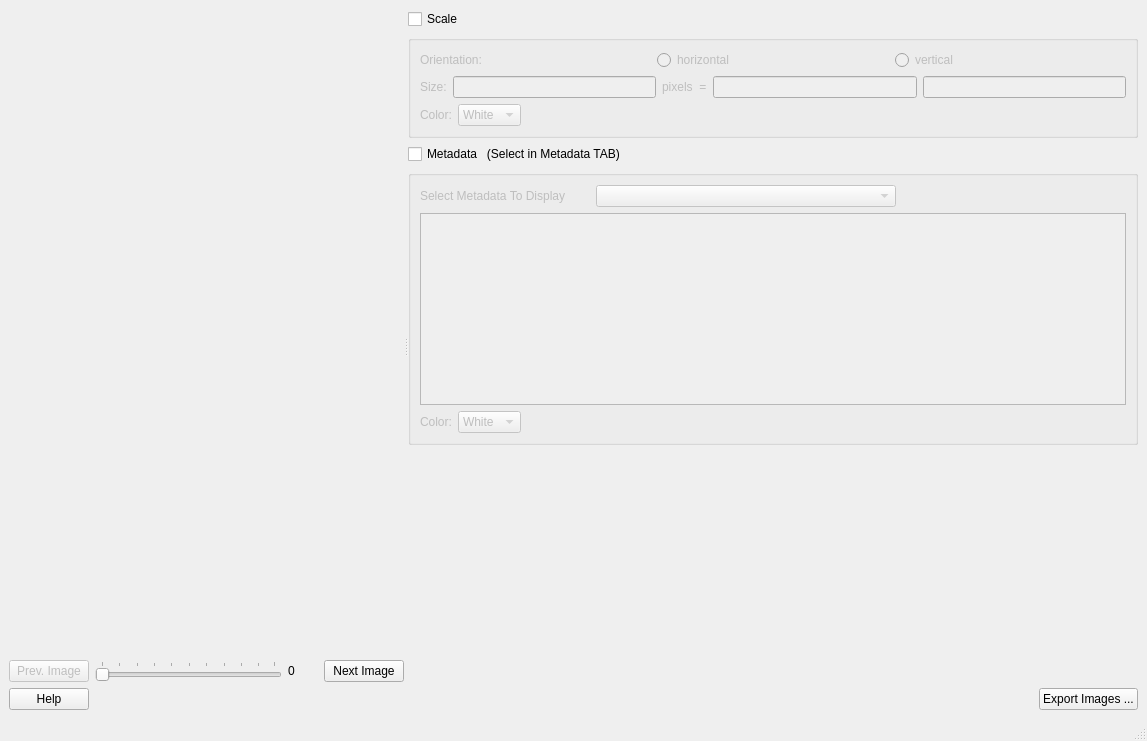
Above: ui/ui_metadata_overlapping_images.ui from neutronimaging/python_notebooks before the change. Below: the same form after it.
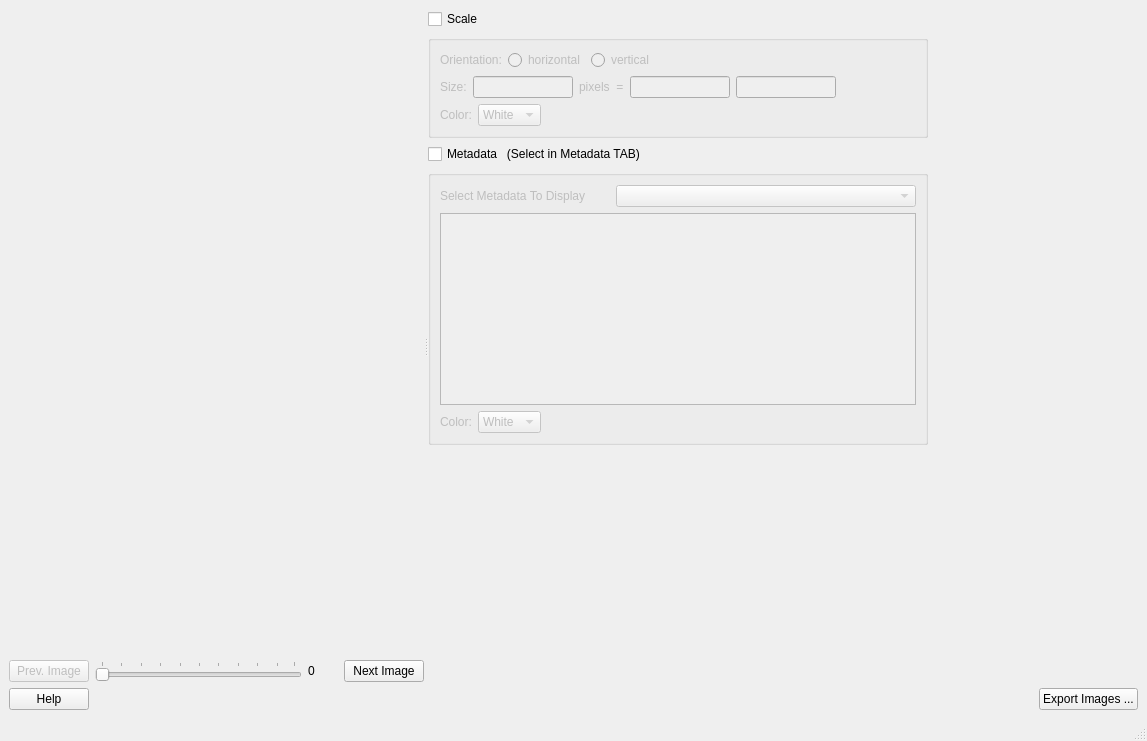
That is the form after the change.

Commit message: Initializing size of widgets

The edit to the form file:
```diff
--- a/ui/ui_metadata_overlapping_images.ui
+++ b/ui/ui_metadata_overlapping_images.ui
@@ -112,6 +112,12 @@
          <layout class="QVBoxLayout" name="verticalLayout_4">
           <item>
            <widget class="QCheckBox" name="checkBox">
+            <property name="maximumSize">
+             <size>
+              <width>400</width>
+              <height>16777215</height>
+             </size>
+            </property>
             <property name="text">
              <string>Scale</string>
             </property>
@@ -122,6 +128,18 @@
             <property name="enabled">
              <bool>false</bool>
             </property>
+            <property name="minimumSize">
+             <size>
+              <width>500</width>
+              <height>0</height>
+             </size>
+            </property>
+            <property name="maximumSize">
+             <size>
+              <width>500</width>
+              <height>16777215</height>
+             </size>
+            </property>
             <property name="title">
              <string/>
             </property>
@@ -149,6 +167,19 @@
                  </property>
                 </widget>
                </item>
+               <item>
+                <spacer name="horizontalSpacer_6">
+                 <property name="orientation">
+                  <enum>Qt::Horizontal</enum>
+                 </property>
+                 <property name="sizeHint" stdset="0">
+                  <size>
+                   <width>40</width>
+                   <height>20</height>
+                  </size>
+                 </property>
+                </spacer>
+               </item>
               </layout>
              </item>
              <item>
@@ -161,7 +192,20 @@
                 </widget>
                </item>
                <item>
-                <widget class="QLineEdit" name="lineEdit"/>
+                <widget class="QLineEdit" name="lineEdit">
+                 <property name="minimumSize">
+                  <size>
+                   <width>100</width>
+                   <height>0</height>
+                  </size>
+                 </property>
+                 <property name="maximumSize">
+                  <size>
+                   <width>100</width>
+                   <height>16777215</height>
+                  </size>
+                 </property>
+                </widget>
                </item>
                <item>
                 <widget class="QLabel" name="label_4">
@@ -171,10 +215,49 @@
                 </widget>
                </item>
                <item>
-                <widget class="QLineEdit" name="lineEdit_2"/>
+                <widget class="QLineEdit" name="lineEdit_2">
+                 <property name="minimumSize">
+                  <size>
+                   <width>100</width>
+                   <height>0</height>
+                  </size>
+                 </property>
+                 <property name="maximumSize">
+                  <size>
+                   <width>100</width>
+                   <height>16777215</height>
+                  </size>
+                 </property>
+                </widget>
                </item>
                <item>
-                <widget class="QLineEdit" name="lineEdit_3"/>
+                <widget class="QLineEdit" name="lineEdit_3">
+                 <property name="minimumSize">
+                  <size>
+                   <width>100</width>
+                   <height>0</height>
+                  </size>
+                 </property>
+                 <property name="maximumSize">
+                  <size>
+                   <width>100</width>
+                   <height>16777215</height>
+                  </size>
+                 </property>
+                </widget>
+               </item>
+               <item>
+                <spacer name="horizontalSpacer_5">
+                 <property name="orientation">
+                  <enum>Qt::Horizontal</enum>
+                 </property>
+                 <property name="sizeHint" stdset="0">
+                  <size>
+                   <width>40</width>
+                   <height>20</height>
+                  </size>
+                 </property>
+                </spacer>
                </item>
               </layout>
              </item>
@@ -240,6 +323,12 @@
          <layout class="QVBoxLayout" name="verticalLayout_5">
           <item>
            <widget class="QCheckBox" name="checkBox_2">
+            <property name="maximumSize">
+             <size>
+              <width>400</width>
+              <height>16777215</height>
+             </size>
+            </property>
             <property name="text">
              <string>Metadata   (Select in Metadata TAB)</string>
             </property>
@@ -250,6 +339,18 @@
             <property name="enabled">
              <bool>false</bool>
             </property>
+            <property name="minimumSize">
+             <size>
+              <width>500</width>
+              <height>0</height>
+             </size>
+            </property>
+            <property name="maximumSize">
+             <size>
+              <width>500</width>
+              <height>16777215</height>
+             </size>
+            </property>
             <property name="title">
              <string/>
             </property>
```
The commit also changes 3 other files.
